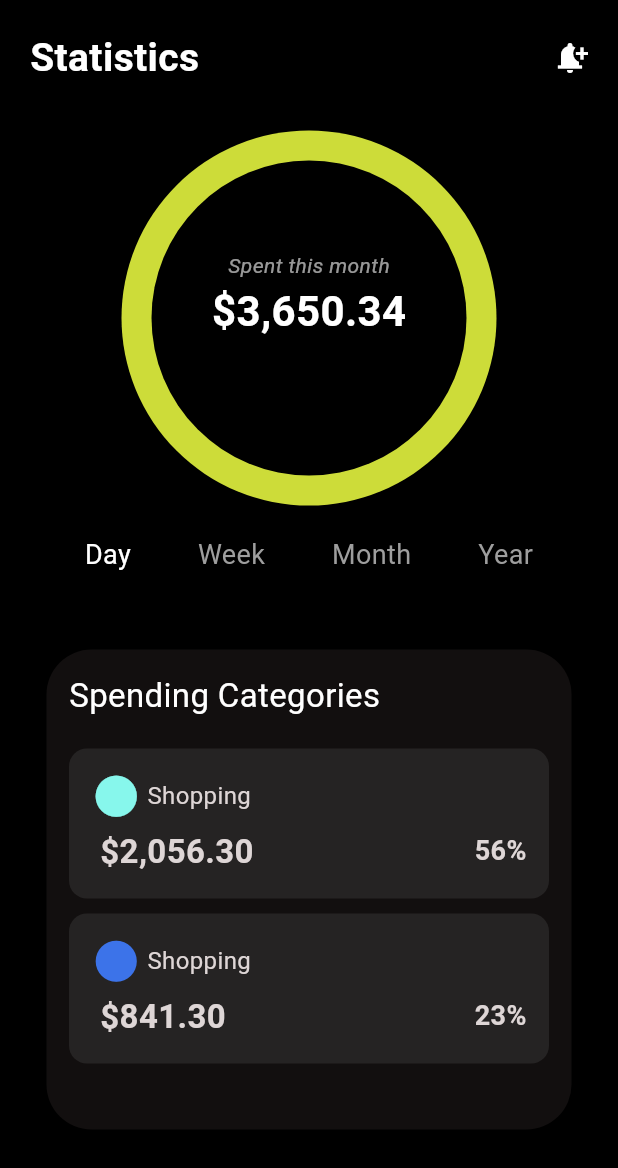
After one commit to ArishSiddiqui/bank_ui, a Flutter app: the Dashboardpage screen opened by its route, after a tap on "April 2023", on a phone screen of 412 x 824 dp. The commit adds this screen. Shown: the top 1168 px of the screen. Run offline on Flutter 3.47's test engine with Material 2 defaults, Android fonts, the phone set to English and light mode, and no system bars; our stand-ins replace go_router; network calls fail.

Commit message:
Satastics Page Added

```diff
--- a/lib/core/routes/route_config.dart
+++ b/lib/core/routes/route_config.dart
@@ -7,6 +7,7 @@ import 'package:flutter/material.dart';
 import 'package:go_router/go_router.dart';
 import '../../features/bottom_navigation/presentations/pages/bottom_navigation.dart';
 import '../../features/dashboard/presentation/pages/dashboard_page.dart';
+import '../../features/statistics/presentation/statistics_page.dart';
 import '../../features/welcome/presentation/pages/welcome_page.dart';
 
 final _rootNavigatorKey = GlobalKey<NavigatorState>();
@@ -25,6 +26,15 @@ final GoRouter router = GoRouter(
       // },
       pageBuilder: (context, state) => const MaterialPage(
         child: WelcomePage(),
+      ),
+    ),
+     GoRoute(
+      path: PagePath.statistics,
+      // builder: (BuildContext context, GoRouterState state) {
+      //   return WelcomePage();
+      // },
+      pageBuilder: (context, state) => const MaterialPage(
+        child: StatisticsPage(),
       ),
     ),
     StatefulShellRoute.indexedStack(
@@ -51,16 +61,22 @@ final GoRouter router = GoRouter(
                     Map<String, dynamic>? data =
                         state.extra as Map<String, dynamic>;
                     String userName = data['userName'];
-                    String name = data['name'];
-                   String designation = data['designation'];
-                   // ProfileDetails details = data['profileDetails'];
+                    //String name = data['name'];
+                    //String designation = data['designation'];
+                    ProfileDetails details = data['profileDetails'];
                     return MaterialPage(
                       child: ProfilePage(
-                        label: userName,
-                        newname: name,
-                        newdesignation: designation,
-                        //details: details,
-                      ),
+                          label: userName,
+                          // newname: name,
+                          // newdesignation: designation,
+
+                          details: details
+                          // details,
+                          // profileDetails:
+                          // ProfileDetails(
+                          //     designation: details.designation,
+                          //     name: details.name.toString()),
+                          ),
                     );
                   },
                 ),
--- a/lib/core/routes/route_constants.dart
+++ b/lib/core/routes/route_constants.dart
@@ -3,6 +3,8 @@ class PagePath {
   static String home = '/home';
   static String dashboard = '/dashboard';
   static String bottomNavBar = '/bottomNavBar';
+  static String statistics = '/statistics';
+
   /// we are not using forward slash [/] for our child routes
   static String profilepage = 'profilepage';
   static String cartpage = 'cartpage';
--- a/lib/features/dashboard/presentation/pages/dashboard_page.dart
+++ b/lib/features/dashboard/presentation/pages/dashboard_page.dart
@@ -3,6 +3,9 @@ import 'package:banking_app_ui/features/dashboard/presentation/widgets/transcati
 import 'package:banking_app_ui/features/dashboard/presentation/widgets/widgets.dart';
 // import 'package:flutter/widgets.dart';
 import 'package:flutter/material.dart';
+import 'package:go_router/go_router.dart';
+
+import '../../../../core/routes/route_constants.dart';
 
 //import '../widgets/custom_button2.dart';
 
@@ -58,6 +61,7 @@ class _DashboardpageState extends State<Dashboardpage> {
     screenHeight = MediaQuery.of(context).size.height;
     screenWidth = MediaQuery.of(context).size.width;
     //
+
     return Scaffold(
       body: SafeArea(
         child: Column(
@@ -102,23 +106,29 @@ class _DashboardpageState extends State<Dashboardpage> {
                     decoration: BoxDecoration(
                         color: Colors.white,
                         borderRadius: BorderRadius.circular(15)),
-                    child: const Row(
+                    child: Row(
                       mainAxisSize: MainAxisSize.min,
                       children: [
-                        Icon(
+                        const Icon(
                           Icons.arrow_back_ios_new_rounded,
                           size: 15,
                         ),
-                        SizedBox(
+                        const SizedBox(
                           width: 15,
                         ),
-                        Text(
-                          'April 2023',
-                        ),
-                        SizedBox(
+                        TextButton(
+                            onPressed: () => context.push(PagePath.statistics),
+                            child: const Text(
+                              'April 2023',
+                            )),
+                        // TextButton(
+                        //   onTap
+                        //   'April 2023',
+                        // ),
+                        const SizedBox(
                           width: 15,
                         ),
-                        Icon(
+                        const Icon(
                           Icons.arrow_forward_ios_rounded,
                           size: 15,
                         ),
--- a/lib/features/dashboard/presentation/widgets/transcations.dart
+++ b/lib/features/dashboard/presentation/widgets/transcations.dart
@@ -1,5 +1,5 @@
 import 'package:banking_app_ui/core/routes/route_constants.dart';
-import 'package:banking_app_ui/features/dashboard/presentation/pages/cart_page.dart';
+//import 'package:banking_app_ui/features/dashboard/presentation/pages/cart_page.dart';
 import 'package:flutter/material.dart';
 import 'package:go_router/go_router.dart';
 
@@ -33,7 +33,7 @@ class TransactionList extends StatelessWidget {
         itemBuilder: (BuildContext context, int index) {
           return Container(
               // Add custom container properties for each transaction ListTile (if needed)
-              margin: EdgeInsets.symmetric(vertical: 8.0),
+              margin: const EdgeInsets.symmetric(vertical: 8.0),
               decoration: BoxDecoration(
                 borderRadius: BorderRadius.circular(8.0),
                 color: Colors.grey[100],
@@ -49,7 +49,7 @@ class TransactionList extends StatelessWidget {
                   transactions[index].subtitle,
                   style: TextStyle(color: Colors.grey.shade500),
                 ),
-                trailing: Container(
+                trailing: SizedBox(
                   width: 100, // Set the desired width for the container
                   child: Row(
                     mainAxisAlignment: MainAxisAlignment.center,
--- a/lib/features/home/presentations/widgets/profile_bar.dart
+++ b/lib/features/home/presentations/widgets/profile_bar.dart
@@ -25,9 +25,10 @@ class ProfileBar extends StatelessWidget {
                     '${PagePath.home}/${PagePath.profilepage}',
                     extra: <String, dynamic>{
                       'userName': 'Ajharuddin_Shk',
-                       'name' : 'Ajhar',
-                        'designation' : 'Flutter Dev',
-
+                      'profileDetails': ProfileDetails(
+                        name: 'Ajhar',
+                        designation: 'Flutter Dev',
+                      ),
                     },
                   ),
                   child: const CircleAvatar(
--- a/lib/features/profile/data/model/profile_detail.dart
+++ b/lib/features/profile/data/model/profile_detail.dart
@@ -5,4 +5,10 @@ class ProfileDetails {
     required this.name,
     required this.designation,
   });
+  static toMap({String? name,String? designation}) {
+    return {
+      'name': name,
+      'designation': designation,
+    };
+  }
 }
--- a/lib/features/profile/presentation/pages/profile_page.dart
+++ b/lib/features/profile/presentation/pages/profile_page.dart
@@ -5,15 +5,15 @@ import 'package:go_router/go_router.dart';
 
 class ProfilePage extends StatefulWidget {
   final String label;
-   final String newname;
-    final String newdesignation;
-  //final ProfileDetails details;
+  //final String newname;
+  //final String newdesignation;
+  final ProfileDetails details;
   const ProfilePage({
     super.key,
-     required this.label,
-     required this.newname,
-     required this.newdesignation,
-   // required this.details,
+    required this.label,
+    //required this.newname,
+    //required this.newdesignation,
+    required this.details, // required String profileDetails,
   });
 
   @override
@@ -59,7 +59,7 @@ class _ProfilePageState extends State<ProfilePage> {
             const SizedBox(
               height: 20,
             ),
-             Column(
+            Column(
               children: [
                 const CircleAvatar(
                   backgroundImage: NetworkImage(
@@ -71,27 +71,27 @@ class _ProfilePageState extends State<ProfilePage> {
                   height: 25,
                 ),
                 Text(
-                  widget.newname,
-                   //'JenniferMusk',
-                  style:  const TextStyle(
+                  widget.details.name,
+                  //'JenniferMusk',
+                  style: const TextStyle(
                       fontSize: 22, fontWeight: FontWeight.bold),
                 ),
                 const SizedBox(
                   height: 15,
                 ),
-              Text(
-                 //  'Singer & Dancer',
-                 widget.newdesignation,
-                  style:  const TextStyle(fontSize: 20, color: Colors.grey),
+                Text(
+                  //  'Singer & Dancer',
+                  widget.details.designation,
+                  style: const TextStyle(fontSize: 20, color: Colors.grey),
                 ),
               ],
             ),
             const SizedBox(
               height: 20,
             ),
-           const  SizedBox(
+            const SizedBox(
               width: 350,
-              child:  Row(
+              child: Row(
                 children: [
                   Column(
                     children: [
--- /dev/null
+++ b/lib/features/statistics/presentation/statistics_page.dart
@@ -0,0 +1,265 @@
+//import 'dart:convert';
+
+import 'package:flutter/material.dart';
+
+class StatisticsPage extends StatefulWidget {
+  const StatisticsPage({super.key});
+
+  @override
+  State<StatisticsPage> createState() => _StatisticsPageState();
+}
+
+class _StatisticsPageState extends State<StatisticsPage> {
+  List<String> dateList = ['Day', 'Week', 'Month', 'Year'];
+
+  String selectedIndex = "Day";
+
+  @override
+  Widget build(BuildContext context) {
+    return Scaffold(
+      backgroundColor: Colors.black,
+      body: SingleChildScrollView(
+        child: SafeArea(
+          child: Padding(
+            padding: const EdgeInsets.all(20.0),
+            child: Column(
+              children: [
+                const Row(children: [
+                  Text(
+                    'Statistics',
+                    style: TextStyle(
+                        fontSize: 26,
+                        fontWeight: FontWeight.bold,
+                        color: Colors.white),
+                  ),
+                  Spacer(),
+                  Icon(
+                    Icons.notification_add,
+                    color: Colors.white,
+                  )
+                ]),
+                const SizedBox(
+                  height: 30,
+                ),
+                Container(
+                    height: 250,
+                    decoration: const BoxDecoration(
+                        shape: BoxShape.circle, color: Colors.lime),
+                    child: Center(
+                      child: Container(
+                        height: 210,
+                        width: 250,
+                        decoration: const BoxDecoration(
+                            shape: BoxShape.circle, color: Colors.black),
+                        child: const Padding(
+                          padding: EdgeInsets.all(60.0),
+                          child: Column(
+                            children: [
+                              Text(
+                                'Spent this month',
+                                style: TextStyle(
+                                    fontSize: 14,
+                                    fontStyle: FontStyle.italic,
+                                    color: Colors.white60),
+                              ),
+                              Text(
+                                '\$3,650.34',
+                                style: TextStyle(
+                                    fontSize: 28,
+                                    fontWeight: FontWeight.bold,
+                                    color: Colors.white),
+                              ),
+                            ],
+                          ),
+                        ),
+                      ),
+                    )),
+                Padding(
+                  padding: const EdgeInsets.symmetric(vertical: 12.0),
+                  child: Row(
+                      mainAxisAlignment: MainAxisAlignment.spaceEvenly,
+                      children: dateList
+                          .map(
+                            (e) => InkWell(
+                              onTap: () {
+                                setState(() {
+                                  selectedIndex = e;
+                                });
+                              },
+                              child: Padding(
+                                padding: const EdgeInsets.all(8.0),
+                                child: Text(
+                                  e,
+                                  style: TextStyle(
+                                      fontSize: 18,
+                                      //fontWeight: FontWeight.bold,
+                                      color: selectedIndex != e
+                                          ? Colors.grey
+                                          : Colors.white),
+                                ),
+                              ),
+                            ),
+                          )
+                          .toList()),
+                ),
+                const SizedBox(
+                  height: 30,
+                ),
+                Container(
+                  // color: Colors.white,
+                  height: 320,
+                  width: 350,
+                  decoration: BoxDecoration(
+                      borderRadius: BorderRadius.circular(30),
+                      color: Color.fromARGB(255, 18, 15, 15)),
+                  child: Padding(
+                    padding: const EdgeInsets.all(15.0),
+                    child: Column(
+                      crossAxisAlignment: CrossAxisAlignment.start,
+                      children: [
+                        const Text(
+                          'Spending Categories',
+                          style: TextStyle(
+                              fontSize: 22,
+                              //fontWeight: FontWeight.bold,
+                              color: Colors.white),
+                        ),
+                        const SizedBox(
+                          height: 20,
+                        ),
+                        Container(
+                          margin: const EdgeInsets.only(bottom: 10),
+                          height: 100,
+                          decoration: BoxDecoration(
+                              color: const Color.fromARGB(255, 37, 35, 35),
+                              borderRadius: BorderRadius.circular(12)),
+                          child: const Padding(
+                            padding: EdgeInsets.all(15.0),
+                            child: Column(
+                              children: [
+                                Row(
+                                  children: [
+                                    Row(
+                                      children: [
+                                        Icon(
+                                          Icons.lens_rounded,
+                                          size: 33,
+                                          color: Color.fromARGB(
+                                              255, 135, 247, 236),
+                                        ),
+                                        Text(
+                                          ' Shopping',
+                                          style: TextStyle(
+                                            fontSize: 16,
+                                            color: Color.fromARGB(
+                                                255, 222, 214, 214),
+                                          ),
+                                        ),
+                                      ],
+                                    ),
+                                  ],
+                                ),
+                                SizedBox(
+                                  height: 5,
+                                ),
+                                Row(
+                                  children: [
+                                    Text(
+                                      ' \$2,056.30',
+                                      style: TextStyle(
+                                        fontSize: 22,
+                                        fontWeight: FontWeight.bold,
+                                        color:
+                                            Color.fromARGB(255, 222, 214, 214),
+                                      ),
+                                    ),
+                                    Spacer(),
+                                    Text(
+                                      '56%',
+                                      style: TextStyle(
+                                        fontSize: 18,
+                                        fontWeight: FontWeight.bold,
+                                        color:
+                                            Color.fromARGB(255, 222, 214, 214),
+                                      ),
+                                    ),
+                                  ],
+                                )
+                              ],
+                            ),
+                          ),
+                        ),
+                        Container(
+                          height: 100,
+                          // margin: const EdgeInsets.only(bottom: 8),
+                          decoration: BoxDecoration(
+                              color: Color.fromARGB(255, 37, 35, 35),
+                              borderRadius: BorderRadius.circular(12)),
+                          child: const Padding(
+                            padding: EdgeInsets.all(15.0),
+                            child: Column(
+                              children: [
+                                Row(
+                                  children: [
+                                    Row(
+                                      children: [
+                                        Icon(
+                                          Icons.lens_rounded,
+                                          size: 33,
+                                          color:
+                                              Color.fromARGB(255, 60, 115, 233),
+                                        ),
+                                        Text(
+                                          ' Shopping',
+                                          style: TextStyle(
+                                            fontSize: 16,
+                                            color: Color.fromARGB(
+                                                255, 222, 214, 214),
+                                          ),
+                                        ),
+                                      ],
+                                    ),
+                                  ],
+                                ),
+                                SizedBox(
+                                  height: 5,
+                                ),
+                                Row(
+                                  children: [
+                                    Text(
+                                      ' \$841.30',
+                                      style: TextStyle(
+                                        fontSize: 22,
+                                        fontWeight: FontWeight.bold,
+                                        color:
+                                            Color.fromARGB(255, 222, 214, 214),
+                                      ),
+                                    ),
+                                    Spacer(),
+                                    Text(
+                                      ' 23%',
+                                      style: TextStyle(
+                                        fontSize: 18,
+                                        fontWeight: FontWeight.bold,
+                                        color:
+                                            Color.fromARGB(255, 222, 214, 214),
+                                      ),
+                                    ),
+                                  ],
+                                )
+                              ],
+                            ),
+                          ),
+                        ),
+                      ],
+                    ),
+                  ),
+                )
+              ],
+            ),
+          ),
+        ),
+      ),
+    );
+  }
+}
--- a/lib/main.dart
+++ b/lib/main.dart
@@ -13,9 +13,10 @@ class MyApp extends StatelessWidget {
   Widget build(BuildContext context) {
     return MaterialApp.router(
       debugShowCheckedModeBanner: false,
-      title: 'Flutter Demo',
+      // title: 'Flutter Demo',
       theme: ThemeData(
-        colorScheme: ColorScheme.fromSeed(seedColor: Colors.deepPurple),
+
+        //colorScheme: ColorScheme.fromSeed(seedColor: Colors.black),
         useMaterial3: true,
       ),
       routerConfig: router,
```
Also changed, not shown: assets/login ui.png (added).
